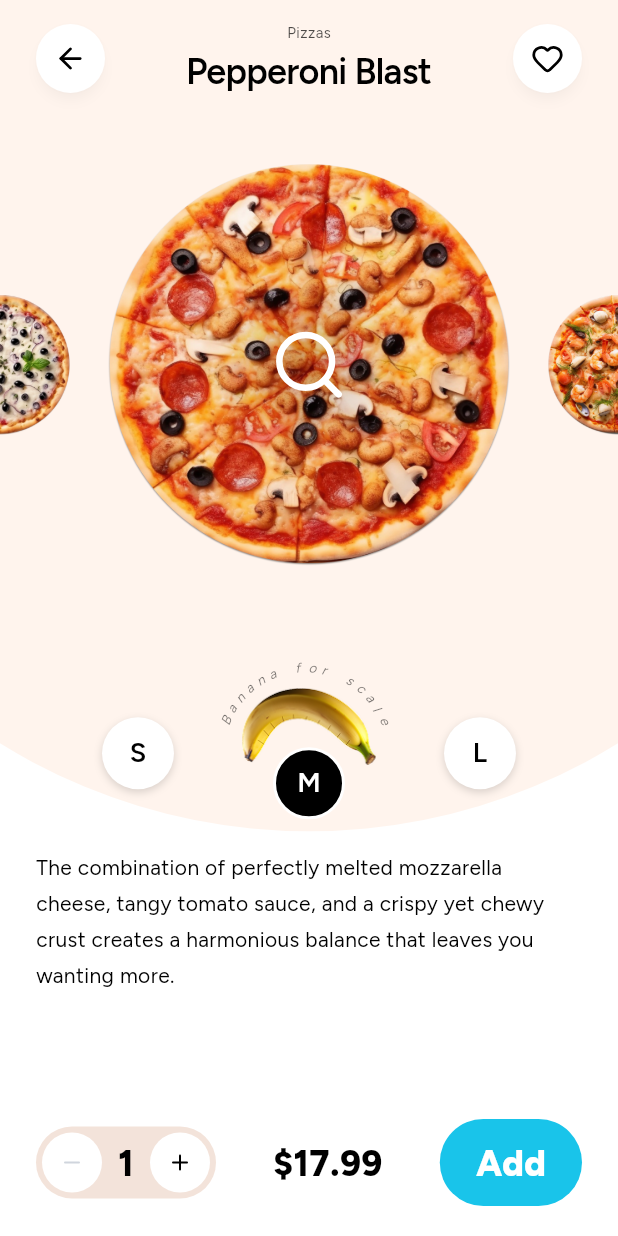
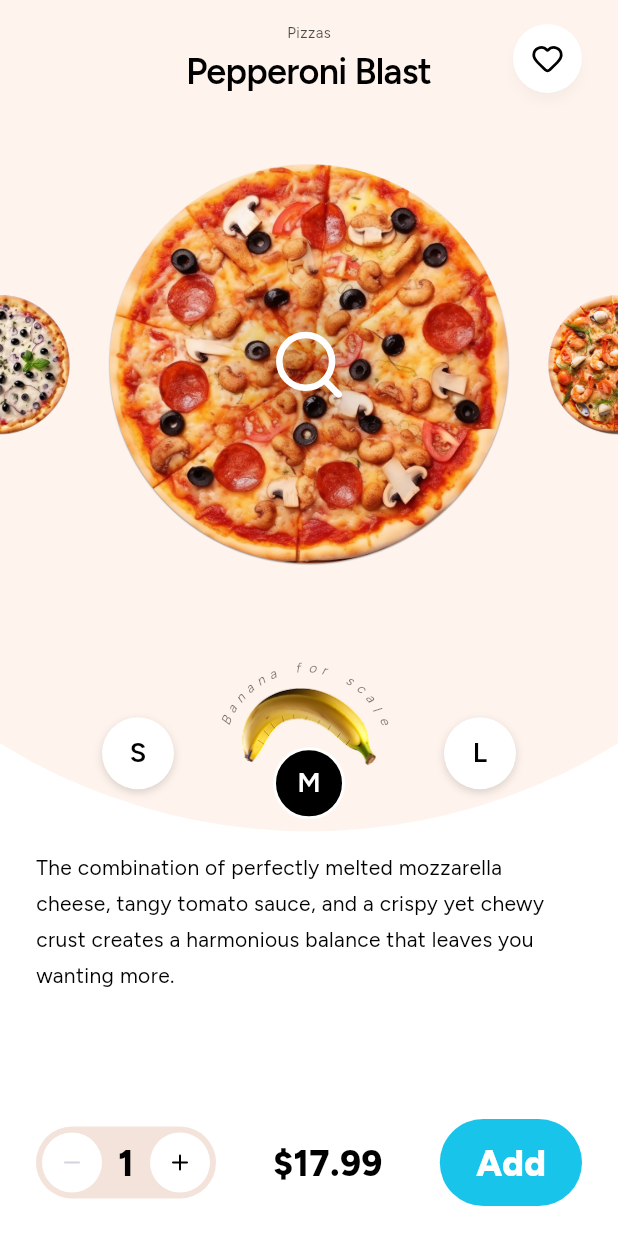
Before and after one commit to ashiq-dev-codes/pizza_mobile_app, a Flutter app: the screen it shows after launch, on a phone screen of 412 x 824 dp. Run offline on Flutter 3.47's test engine with Material 3 defaults, Android fonts, the phone set to English and light mode, and no system bars; our stand-ins replace lucide_icons_flutter.

Commit message:
feat: Remove unused SlideFade animation for back button in ProductNavbar

```diff
--- a/lib/feature/product/presentation/widget/product_navbar.dart
+++ b/lib/feature/product/presentation/widget/product_navbar.dart
@@ -40,20 +40,6 @@ class ProductNavbar extends StatelessWidget {
       child: Stack(
         alignment: Alignment.center,
         children: [
-          Align(
-            alignment: Alignment.centerLeft,
-            child: SlideFade.x(
-              animation: revealIn,
-              from: -80,
-              child: RoundIconButton(
-                icon: LucideIcons.arrowLeft,
-                iconColor: AppColors.black,
-                onTap: () {
-                  if (Navigator.canPop(context)) Navigator.pop(context);
-                },
-              ),
-            ),
-          ),
           Align(
             alignment: Alignment.centerRight,
             child: SlideFade.x(
```
